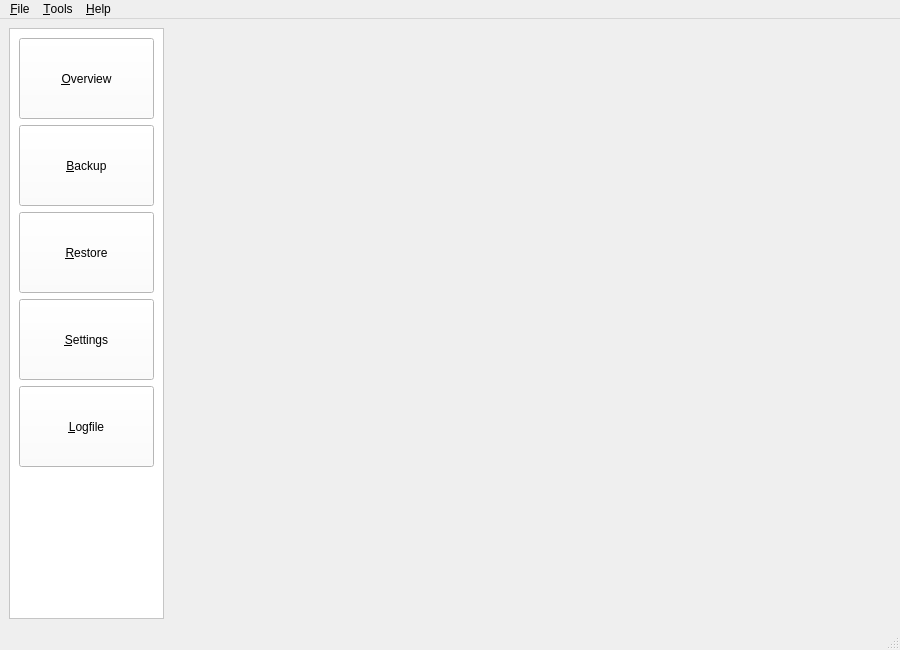
Above: src/gui/main_window.ui from stepping-stone/sepiola before the change. Below: the same form after it.
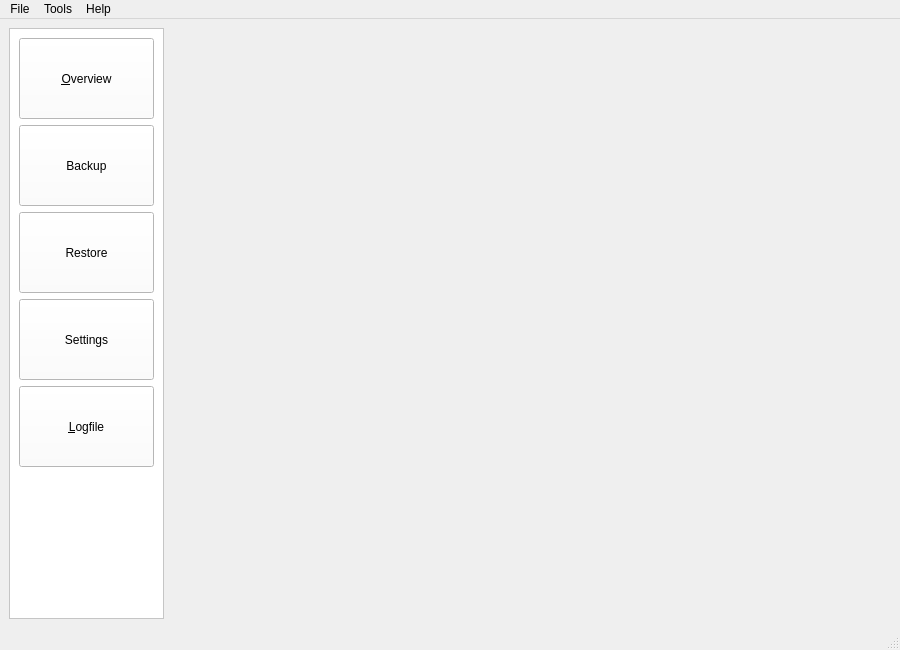
That is the form after the change. Icons and pictures are not drawn.

```diff
--- a/src/gui/main_window.ui
+++ b/src/gui/main_window.ui
@@ -105,7 +105,7 @@
           </size>
          </property>
          <property name="text">
-          <string>&amp;Backup</string>
+          <string>Backup</string>
          </property>
          <property name="icon">
           <iconset resource="resources/screen.qrc">
@@ -137,7 +137,7 @@
           </size>
          </property>
          <property name="text">
-          <string>&amp;Restore</string>
+          <string>Restore</string>
          </property>
          <property name="icon">
           <iconset resource="resources/screen.qrc">
@@ -169,7 +169,7 @@
           </size>
          </property>
          <property name="text">
-          <string>&amp;Settings</string>
+          <string>Settings</string>
          </property>
          <property name="icon">
           <iconset resource="resources/screen.qrc">
@@ -266,19 +266,19 @@
    </property>
    <widget class="QMenu" name="menuHelp">
     <property name="title">
-     <string>&amp;Help</string>
+     <string>Help</string>
     </property>
     <addaction name="actionAbout"/>
    </widget>
    <widget class="QMenu" name="menuFile">
     <property name="title">
-     <string>&amp;File</string>
+     <string>File</string>
     </property>
     <addaction name="actionExit"/>
    </widget>
    <widget class="QMenu" name="menuTools">
     <property name="title">
-     <string>&amp;Tools</string>
+     <string>Tools</string>
     </property>
     <addaction name="actionOverview"/>
     <addaction name="actionBackup"/>
```
Left out of the diff: 16 changed lines with no effect on the pictures.
